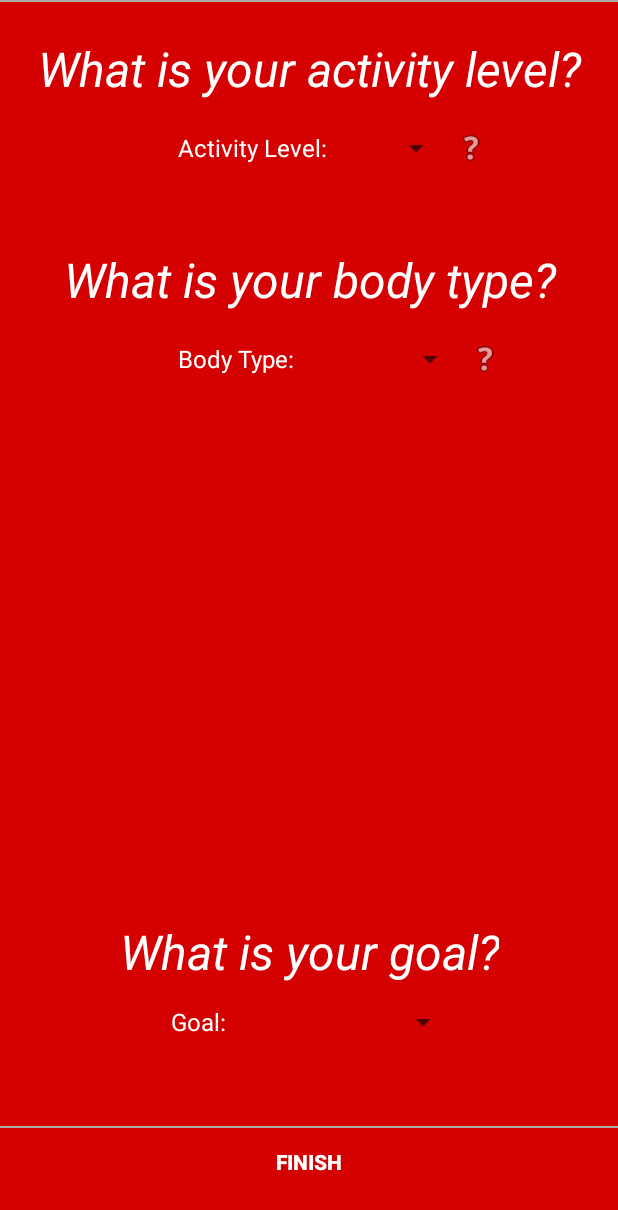
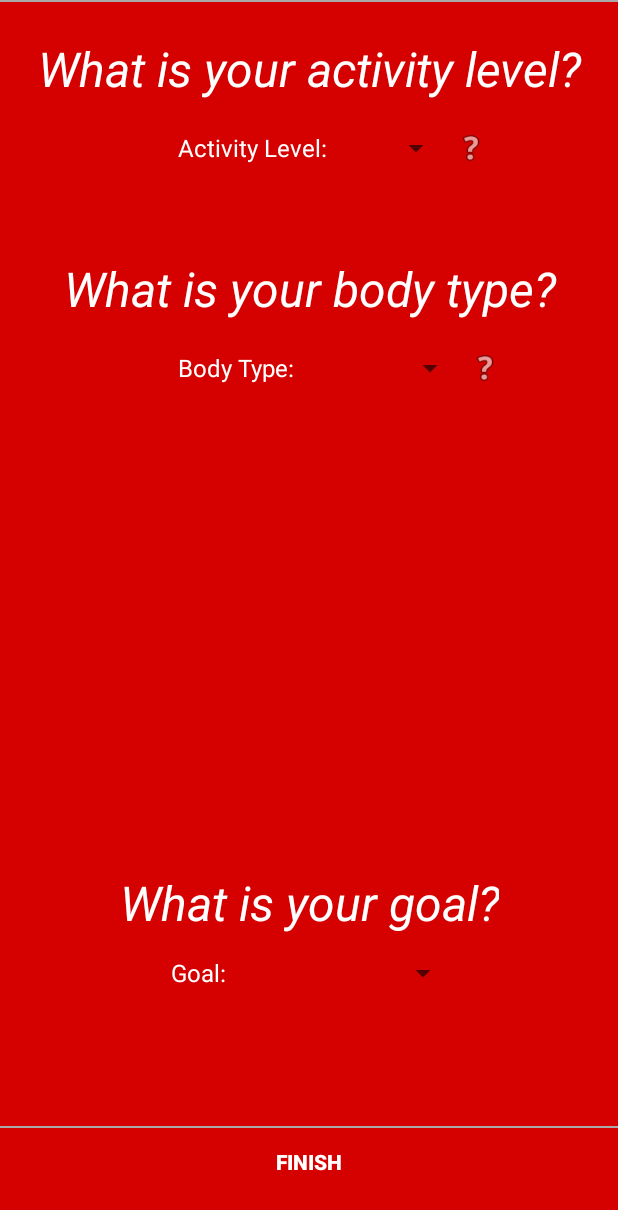
Before and after one commit to theodorethayib/NutriPocket2, an Android app: the CreateProfile2Activity screen opened directly, with no data from a screen before it, on a phone screen of 412 x 824 dp. Shown: the top 1210 px of the screen. Run offline under Robolectric (Android 15) with nearby library versions, the phone set to English and light mode, and no system bars.

Commit message:
JK. Another commit for Hackathon.

```diff
--- a/app/src/main/java/com/example/theo1/nutripocket/CreateProfileActivity.java
+++ b/app/src/main/java/com/example/theo1/nutripocket/CreateProfileActivity.java
@@ -11,6 +11,7 @@ import android.view.Gravity;
 import android.view.View;
 import android.view.ViewGroup;
 import android.view.ViewTreeObserver;
+import android.view.inputmethod.InputMethodManager;
 import android.widget.AdapterView;
 import android.widget.ArrayAdapter;
 import android.widget.Button;
@@ -65,6 +66,8 @@ public class CreateProfileActivity extends AppCompatActivity {
         genderSpin.setOnItemSelectedListener(new AdapterView.OnItemSelectedListener() {
             public void onItemSelected(AdapterView<?> adapterView, View view, int i, long l) {
                 ((TextView) adapterView.getChildAt(0)).setTextColor(Color.WHITE);
+                InputMethodManager imm = (InputMethodManager)getSystemService(Context.INPUT_METHOD_SERVICE);
+                imm.hideSoftInputFromWindow(view.getWindowToken(), 0);
             }
 
             public void onNothingSelected(AdapterView<?> adapterView) {
--- a/app/src/main/res/layout/activity_create_profile2.xml
+++ b/app/src/main/res/layout/activity_create_profile2.xml
@@ -68,7 +68,7 @@
         android:layout_height="wrap_content"
         android:layout_above="@+id/CP2Continue"
         android:layout_centerHorizontal="true"
-        android:layout_marginBottom="57dp"
+        android:layout_marginBottom="90dp"
         android:entries="@array/goalSpinner"
         android:spinnerMode="dropdown" />
 
@@ -111,14 +111,14 @@
         android:id="@+id/textView13"
         android:layout_width="match_parent"
         android:layout_height="wrap_content"
-        android:layout_alignParentStart="true"
-        android:layout_below="@+id/CP2Info"
-        android:layout_marginTop="54dp"
+        android:layout_marginTop="60dp"
         android:text="@string/bodyType"
         android:textAlignment="center"
         android:textColor="@android:color/white"
         android:textSize="32sp"
-        android:textStyle="italic" />
+        android:textStyle="italic"
+        android:layout_below="@+id/activityLevel"
+        android:layout_alignParentStart="true" />
 
 
 </RelativeLayout>
```
Also changed, not shown: app/src/main/java/com/example/theo1/nutripocket/Preferences.java (+9 -0 lines).
